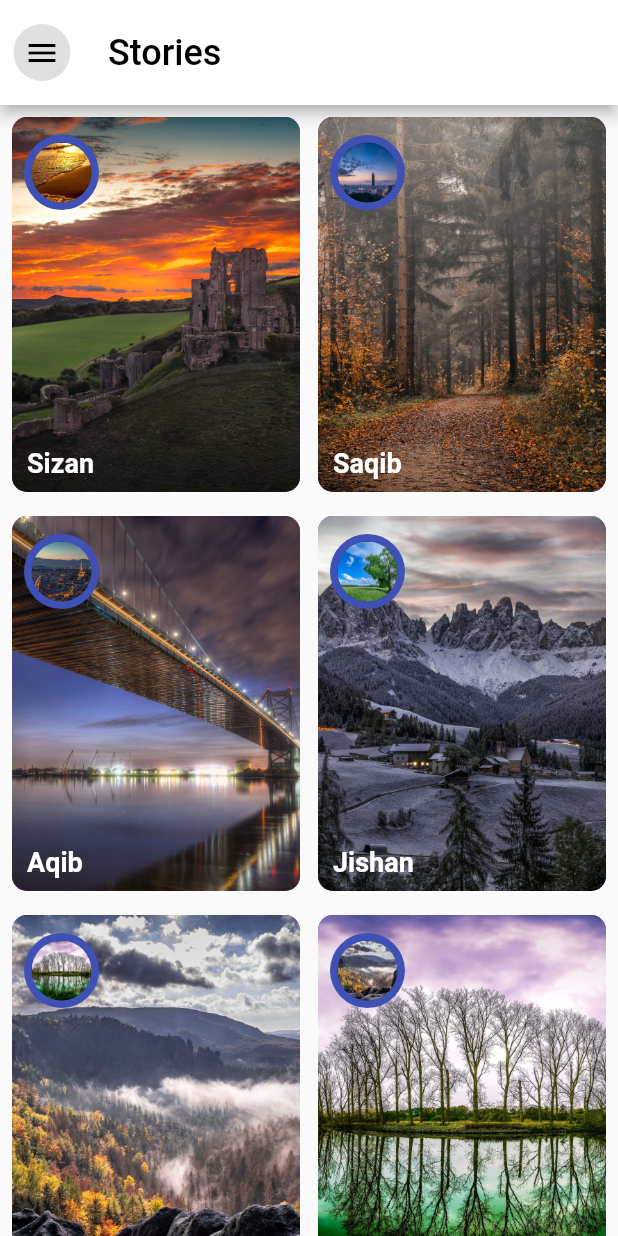
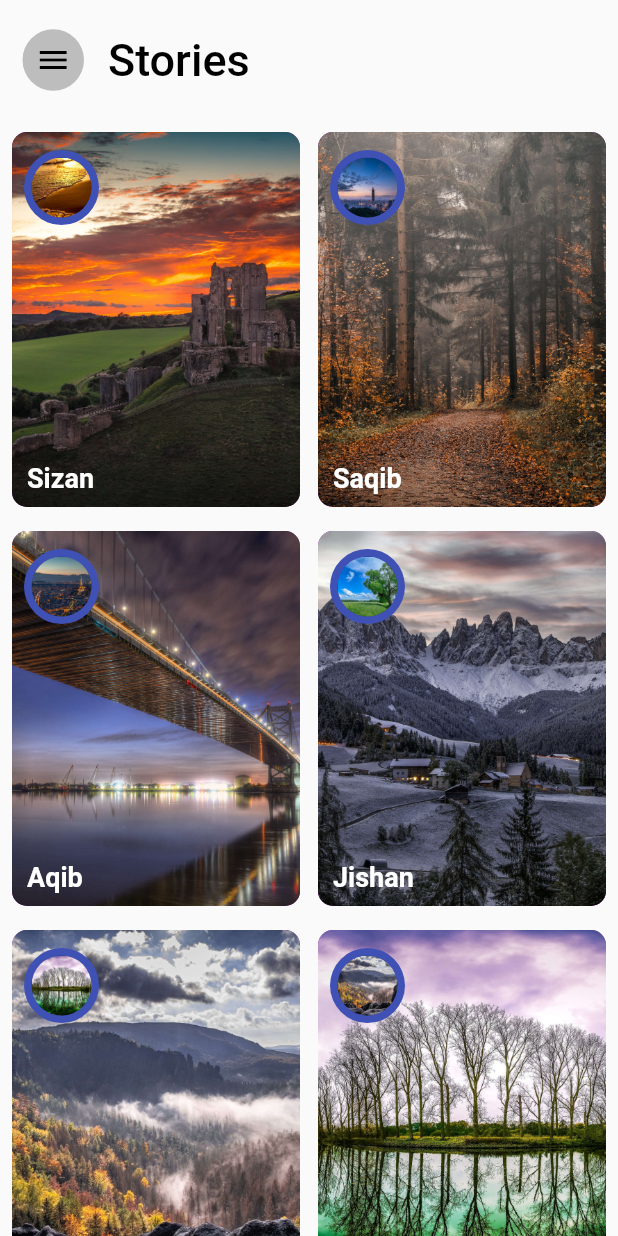
Before and after one commit to Saqib-Sizan-Khan/Flutter_repo, a Flutter app: the Messenger_Stories_UI screen opened directly, on a phone screen of 412 x 824 dp. Run offline on Flutter 3.47's test engine with Material 2 defaults, Android fonts, the phone set to English and light mode, and no system bars; our stand-ins replace floating_bottom_navigation_bar, font_awesome_flutter, percent_indicator.

Commit message:
Messenger UI update

```diff
--- a/test_etl1/lib/login_UI.dart
+++ b/test_etl1/lib/login_UI.dart
@@ -14,6 +14,7 @@ class LoginUI extends StatelessWidget {
       ),
       body: Column(
         children: [
+          SizedBox(height: 50,),
           Padding(
             padding: const EdgeInsets.all(15.0),
             child: Text(
--- a/test_etl1/lib/main.dart
+++ b/test_etl1/lib/main.dart
@@ -27,7 +27,7 @@ class MyApp extends StatelessWidget {
   Widget build(BuildContext context) {
     return MaterialApp(
       debugShowCheckedModeBanner: false,
-      home: DemoUI2(),
+      home: Messenger_Chats_UI(),
     );
   }
 }
--- a/test_etl1/lib/messenger_stories_UI.dart
+++ b/test_etl1/lib/messenger_stories_UI.dart
@@ -46,20 +46,19 @@ class Messenger_Stories_UI extends StatelessWidget {
 
     return Scaffold(
         appBar: AppBar(
-          toolbarHeight: 70,
-          title: Text(
-            'Stories',
-            style: TextStyle(fontSize: 24, color: Colors.black),
-          ),
-          backgroundColor: Colors.white,
+          toolbarHeight: 80,
+          backgroundColor: Colors.transparent,
+          elevation: 0.0,
+          title: Text('Stories', style: TextStyle(fontSize: 30, color: Colors.black),),
           leading: Padding(
-            padding: const EdgeInsets.all(9.0),
+            padding: const EdgeInsets.only(left: 15),
             child: CircleAvatar(
-              backgroundColor: Colors.black12,
               child: Icon(
                 Icons.menu,
                 color: Colors.black,
               ),
+              radius: 20,
+              backgroundColor: Colors.grey[400],
             ),
           ),
         ),
```
Also changed, not shown: test_etl1/lib/messenger_chats_UI.dart (+53 -47 lines).
